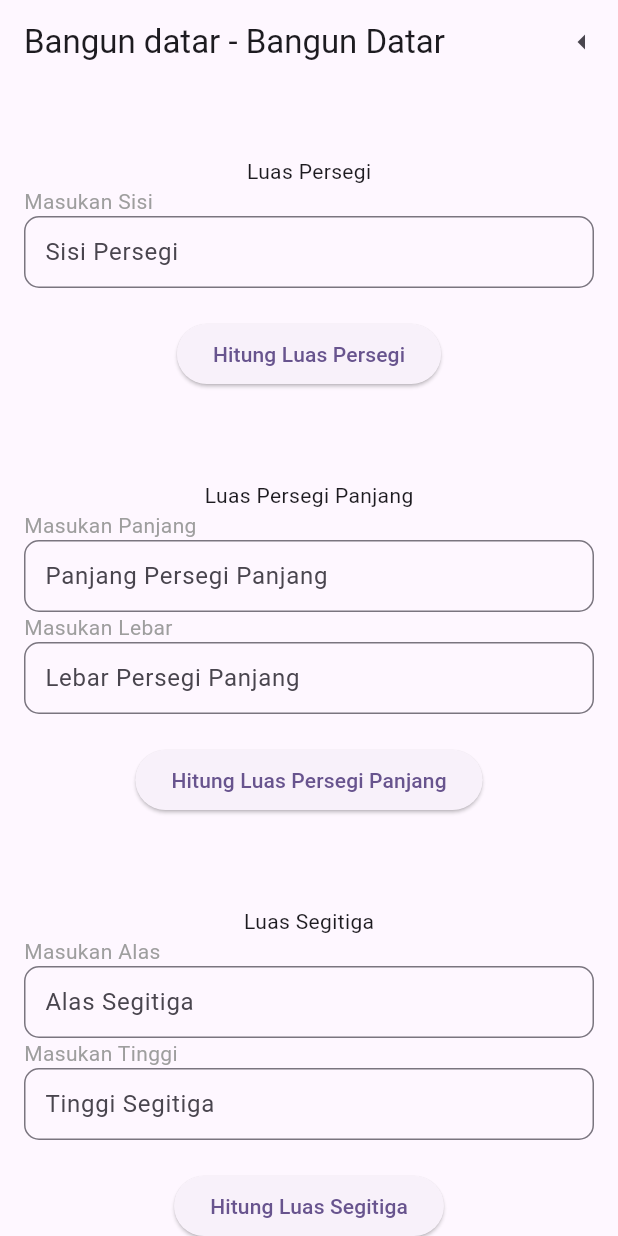
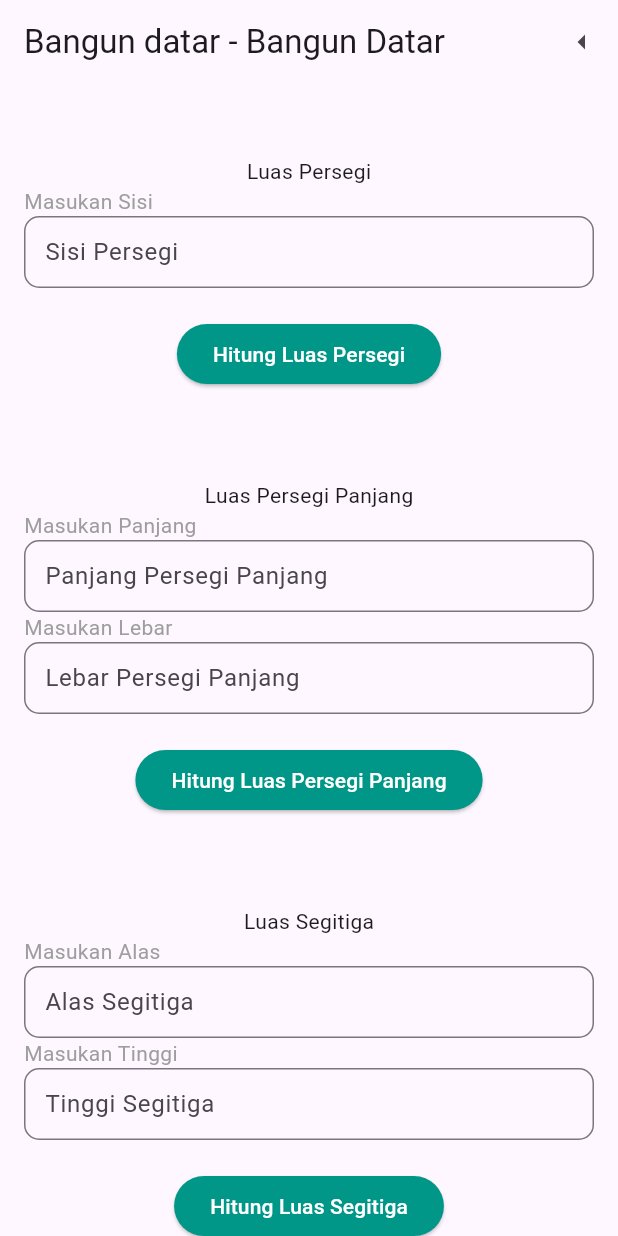
Before and after one commit to nrico25/flutterhooks, a Flutter app: the BangunDatar screen opened by its route, on a phone screen of 412 x 824 dp. Run offline on Flutter 3.47's test engine with Material 3 defaults, Android fonts, the phone set to English and light mode, and no system bars; our stand-ins replace flutter_hooks, go_router.

Commit message:
feat/[Dz]update_ui

```diff
--- a/lib/bangundatar.dart
+++ b/lib/bangundatar.dart
@@ -11,7 +11,6 @@ class BangunDatar extends HookWidget {
 
   @override
   Widget build(BuildContext context) {
-
     final sisiController = useTextEditingController();
     final squareResult = useState<double?>(null);
 
@@ -58,7 +57,6 @@ class BangunDatar extends HookWidget {
         padding: const EdgeInsets.symmetric(horizontal: 16.0, vertical: 48.0),
         child: Column(
           children: [
-            // Square Area
             Text("Luas Persegi"),
             MyTextField(
               Label: "Masukan Sisi",
@@ -69,17 +67,21 @@ class BangunDatar extends HookWidget {
             ElevatedButton(
               onPressed: onCalculateSquare,
               child: const Text("Hitung Luas Persegi"),
+            style: ElevatedButton.styleFrom(
+                backgroundColor: Colors.teal,
+                foregroundColor: Colors.white,
+              ),
             ),
             const SizedBox(height: 20),
             if (squareResult.value != null)
               Text(
                 "Hasil: ${squareResult.value}",
-                style: const TextStyle(fontSize: 24, fontWeight: FontWeight.bold),
+                style:
+                    const TextStyle(fontSize: 24, fontWeight: FontWeight.bold),
               ),
 
             const SizedBox(height: 40),
 
-            // Rectangle Area
             Text("Luas Persegi Panjang"),
             MyTextField(
               Label: "Masukan Panjang",
@@ -95,17 +97,21 @@ class BangunDatar extends HookWidget {
             ElevatedButton(
               onPressed: onCalculateRectangle,
               child: const Text("Hitung Luas Persegi Panjang"),
+              style: ElevatedButton.styleFrom(
+                backgroundColor: Colors.teal,
+                foregroundColor: Colors.white,
+              ),
             ),
             const SizedBox(height: 20),
             if (rectangleResult.value != null)
               Text(
                 "Hasil: ${rectangleResult.value}",
-                style: const TextStyle(fontSize: 24, fontWeight: FontWeight.bold),
+                style:
+                    const TextStyle(fontSize: 24, fontWeight: FontWeight.bold),
               ),
 
             const SizedBox(height: 40),
 
-            // Triangle Area
             Text("Luas Segitiga"),
             MyTextField(
               Label: "Masukan Alas",
@@ -120,13 +126,18 @@ class BangunDatar extends HookWidget {
             const SizedBox(height: 20),
             ElevatedButton(
               onPressed: onCalculateTriangle,
+              style: ElevatedButton.styleFrom(
+                backgroundColor: Colors.teal,
+                foregroundColor: Colors.white,
+              ),
               child: const Text("Hitung Luas Segitiga"),
             ),
             const SizedBox(height: 20),
             if (triangleResult.value != null)
               Text(
                 "Hasil: ${triangleResult.value}",
-                style: const TextStyle(fontSize: 24, fontWeight: FontWeight.bold),
+                style:
+                    const TextStyle(fontSize: 24, fontWeight: FontWeight.bold),
               ),
           ],
         ),
--- a/lib/widget/myButton.dart
+++ b/lib/widget/myButton.dart
@@ -15,6 +15,10 @@ class MyButton extends StatelessWidget {
     return ElevatedButton(
       onPressed: onPressed,
       child: Text(text),
+      style: ElevatedButton.styleFrom(
+                backgroundColor: Colors.teal,
+                foregroundColor: Colors.white,
+              ),
     );
   }
 }
```
